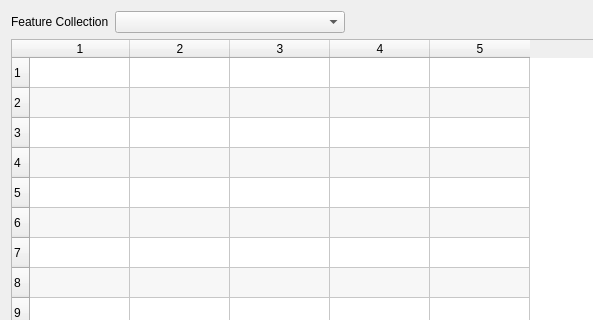
Old version of the form src/qt-widgets/ShapefileAttributeViewerDialogUi.ui in the repository GPlates/GPlates; both pictures show x 0 to 593 and y 0 to 320 of the 678 by 496 pixel window.
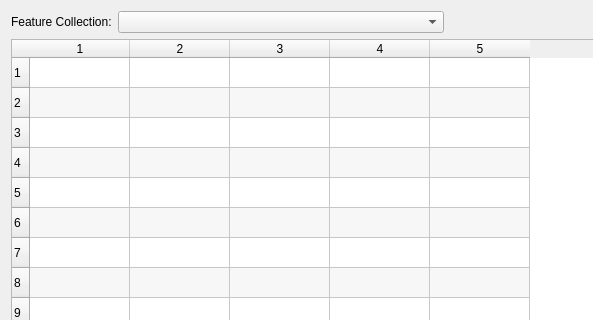
New version of the form. Icons and pictures are not drawn.

The edit to the form file:
```diff
--- a/src/qt-widgets/ShapefileAttributeViewerDialogUi.ui
+++ b/src/qt-widgets/ShapefileAttributeViewerDialogUi.ui
@@ -21,12 +21,18 @@
      <item>
       <widget class="QLabel" name="label_collection" >
        <property name="text" >
-        <string>Feature Collection</string>
+        <string>Feature Collection:</string>
        </property>
       </widget>
      </item>
      <item>
       <widget class="QComboBox" name="combo_feature_collections" >
+       <property name="sizePolicy" >
+        <sizepolicy vsizetype="Fixed" hsizetype="Expanding" >
+         <horstretch>3</horstretch>
+         <verstretch>0</verstretch>
+        </sizepolicy>
+       </property>
        <property name="minimumSize" >
         <size>
          <width>230</width>
@@ -36,17 +42,14 @@
       </widget>
      </item>
      <item>
-      <spacer>
-       <property name="orientation" >
-        <enum>Qt::Horizontal</enum>
+      <widget class="QWidget" native="1" name="widget" >
+       <property name="sizePolicy" >
+        <sizepolicy vsizetype="Preferred" hsizetype="Expanding" >
+         <horstretch>2</horstretch>
+         <verstretch>0</verstretch>
+        </sizepolicy>
        </property>
-       <property name="sizeHint" >
-        <size>
-         <width>231</width>
-         <height>20</height>
-        </size>
-       </property>
-      </spacer>
+      </widget>
      </item>
     </layout>
    </item>
@@ -85,7 +88,7 @@
        <property name="orientation" >
         <enum>Qt::Horizontal</enum>
        </property>
-       <property name="sizeHint" >
+       <property name="sizeHint" stdset="0" >
         <size>
          <width>40</width>
          <height>20</height>
```
Left out of the diff: 4 changed lines with no effect on the pictures.
